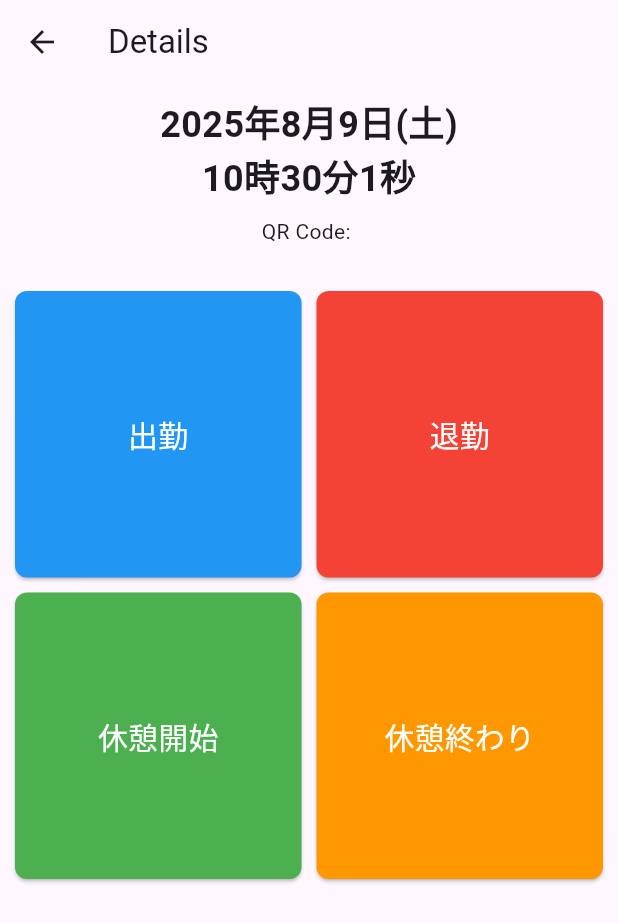
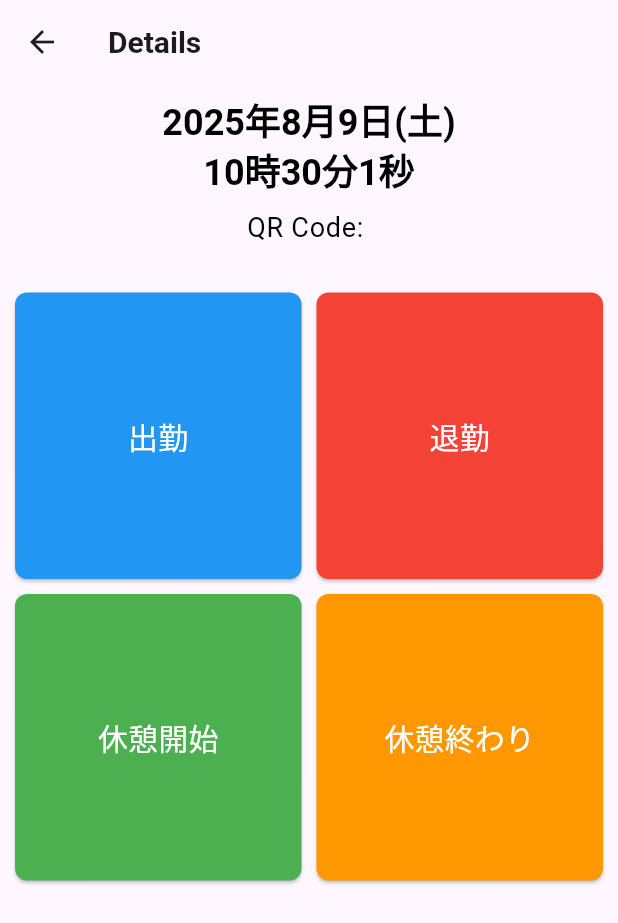
Before and after one commit to satoyan/demo_qr_scanner, a Flutter app: the DetailsScreen screen opened directly with empty values, on a phone screen of 412 x 824 dp. Shown: the top 923 px of the screen. Run offline on Flutter 3.47's test engine with Material 3 defaults, Android fonts, the phone set to English and light mode, and no system bars; our stand-ins replace go_router; missing offline and left inert: mobile_scanner.

Commit message:
Refactor: Separate ThemeData to app_theme.dart
Moved the application's ThemeData definition from `main.dart` to a new dedicated file `lib/theme/app_theme.dart`.
Updated `main.dart` to import and use the new `appTheme` instance, improving theme management and organization.

```diff
--- a/lib/details_screen.dart
+++ b/lib/details_screen.dart
@@ -47,10 +47,7 @@ class _DetailsScreenState extends State<DetailsScreen> {
         child: Text(
           text,
           textAlign: TextAlign.center,
-          style: const TextStyle(
-            fontSize: 20,
-            color: Colors.white,
-          ), // Ensure text is visible
+          style: Theme.of(context).textTheme.labelLarge, // Use theme style
         ),
       ),
     );
@@ -70,23 +67,17 @@ class _DetailsScreenState extends State<DetailsScreen> {
                 children: [
                   Text(
                     DateTimeFormatter.formatDate(_currentTime),
-                    style: const TextStyle(
-                      fontSize: 24,
-                      fontWeight: FontWeight.bold,
-                    ),
+                    style: Theme.of(context).textTheme.headlineMedium, // Use theme style
                   ),
                   Text(
                     DateTimeFormatter.formatTime(_currentTime),
-                    style: const TextStyle(
-                      fontSize: 24,
-                      fontWeight: FontWeight.bold,
-                    ),
+                    style: Theme.of(context).textTheme.headlineMedium, // Use theme style
                   ),
                 ],
               ),
             ),
           ),
-          Text('QR Code: ${widget.qrCodeValue}'),
+          Text('QR Code: ${widget.qrCodeValue}', style: Theme.of(context).textTheme.bodyLarge),
           const SizedBox(height: 20),
           Expanded(
             child: GridView.count(
--- a/lib/main.dart
+++ b/lib/main.dart
@@ -1,8 +1,7 @@
-import 'package:demo_qr_scanner/details_screen.dart';
-import 'package:demo_qr_scanner/qr_scanner_screen.dart';
 import 'package:flutter/material.dart';
-import 'package:go_router/go_router.dart';
 import 'package:intl/date_symbol_data_local.dart'; // Import for initializeDateFormatting
+import 'package:demo_qr_scanner/routes/app_router.dart'; // Import appRouter
+import 'package:demo_qr_scanner/theme/app_theme.dart'; // Import appTheme
 
 void main() async { // Make main async
   WidgetsFlutterBinding.ensureInitialized(); // Ensure Flutter binding is initialized
@@ -10,33 +9,15 @@ void main() async { // Make main async
   runApp(const MyApp());
 }
 
-final _router = GoRouter(
-  routes: [
-    GoRoute(
-      path: '/',
-      builder: (context, state) => const QrScannerScreen(),
-    ),
-    GoRoute(
-      path: '/details',
-      builder: (context, state) {
-        final qrCodeValue = state.extra as String;
-        return DetailsScreen(qrCodeValue: qrCodeValue);
-      },
-    ),
-  ],
-);
-
 class MyApp extends StatelessWidget {
   const MyApp({super.key});
 
   @override
   Widget build(BuildContext context) {
     return MaterialApp.router(
-      routerConfig: _router,
+      routerConfig: appRouter, // Use appRouter
       title: 'Flutter Demo',
-      theme: ThemeData(
-        colorScheme: ColorScheme.fromSeed(seedColor: Colors.deepPurple),
-      ),
+      theme: appTheme, // Use appTheme
     );
   }
 }
--- a/lib/qr_scanner_screen.dart
+++ b/lib/qr_scanner_screen.dart
@@ -73,7 +73,7 @@ class _QrScannerScreenState extends State<QrScannerScreen> {
   @override
   Widget build(BuildContext context) {
     return Scaffold(
-      appBar: AppBar(title: const Text('QR Scanner')),
+      appBar: AppBar(title: Text('QR Scanner', style: Theme.of(context).textTheme.titleLarge)),
       body: Column(
         children: [
           SizedBox(
@@ -85,10 +85,10 @@ class _QrScannerScreenState extends State<QrScannerScreen> {
               child: _isScanning
                   ? Text(
                       'QRコードをかざしてください',
-                      style: TextStyle(fontSize: 24),
+                      style: Theme.of(context).textTheme.headlineMedium,
                       textAlign: TextAlign.center,
                     )
-                  : const Text('QR code detected!'),
+                  : Text('QR code detected!', style: Theme.of(context).textTheme.bodyLarge),
             ),
           ),
         ],
--- /dev/null
+++ b/lib/routes/app_router.dart
@@ -0,0 +1,19 @@
+import 'package:demo_qr_scanner/details_screen.dart';
+import 'package:demo_qr_scanner/qr_scanner_screen.dart';
+import 'package:go_router/go_router.dart';
+
+final appRouter = GoRouter(
+  routes: [
+    GoRoute(
+      path: '/',
+      builder: (context, state) => const QrScannerScreen(),
+    ),
+    GoRoute(
+      path: '/details',
+      builder: (context, state) {
+        final qrCodeValue = state.extra as String;
+        return DetailsScreen(qrCodeValue: qrCodeValue);
+      },
+    ),
+  ],
+);
--- /dev/null
+++ b/lib/theme/app_theme.dart
@@ -0,0 +1,29 @@
+import 'package:flutter/material.dart';
+
+final ThemeData appTheme = ThemeData(
+  colorScheme: ColorScheme.fromSeed(seedColor: Colors.deepPurple),
+  textTheme: const TextTheme(
+    // For date and time
+    headlineMedium: TextStyle(
+      fontSize: 24,
+      fontWeight: FontWeight.bold,
+      color: Colors.black, // Default text color for headline
+    ),
+    // For button text
+    labelLarge: TextStyle(
+      fontSize: 20,
+      color: Colors.white,
+    ),
+    // For QR Code value text
+    bodyLarge: TextStyle(
+      fontSize: 18, // Adjust as needed
+      color: Colors.black, // Default text color for body
+    ),
+    // For app bar title
+    titleLarge: TextStyle(
+      fontSize: 20,
+      fontWeight: FontWeight.bold,
+      color: Colors.black, // Default text color for app bar title
+    ),
+  ),
+);
```
